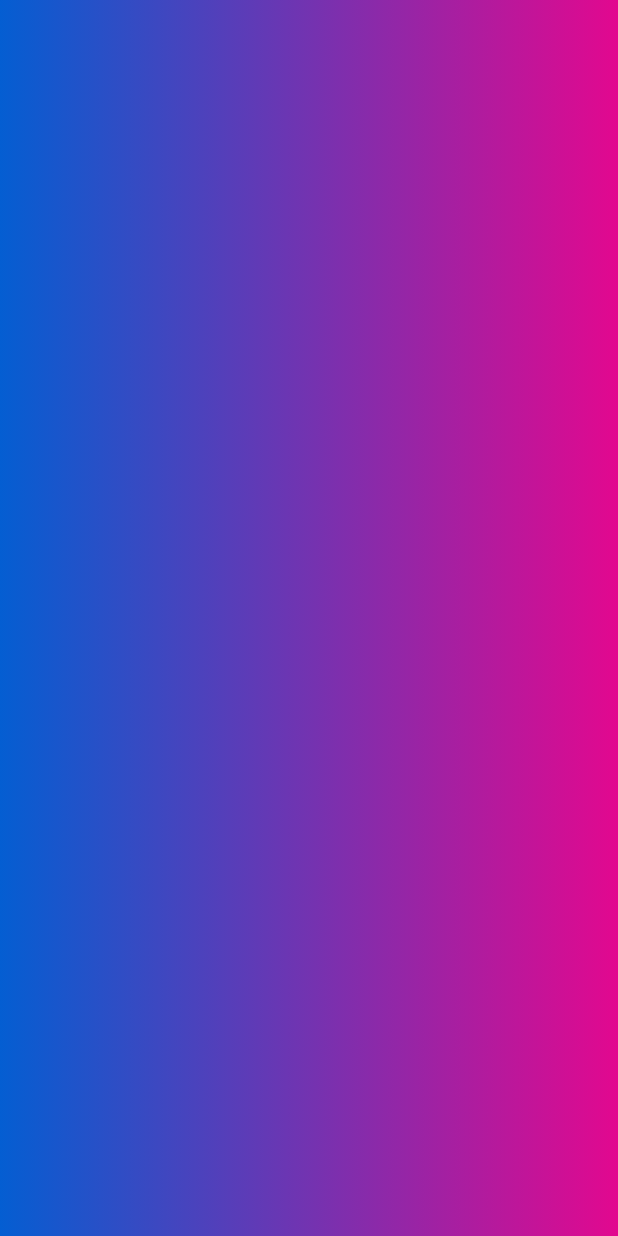
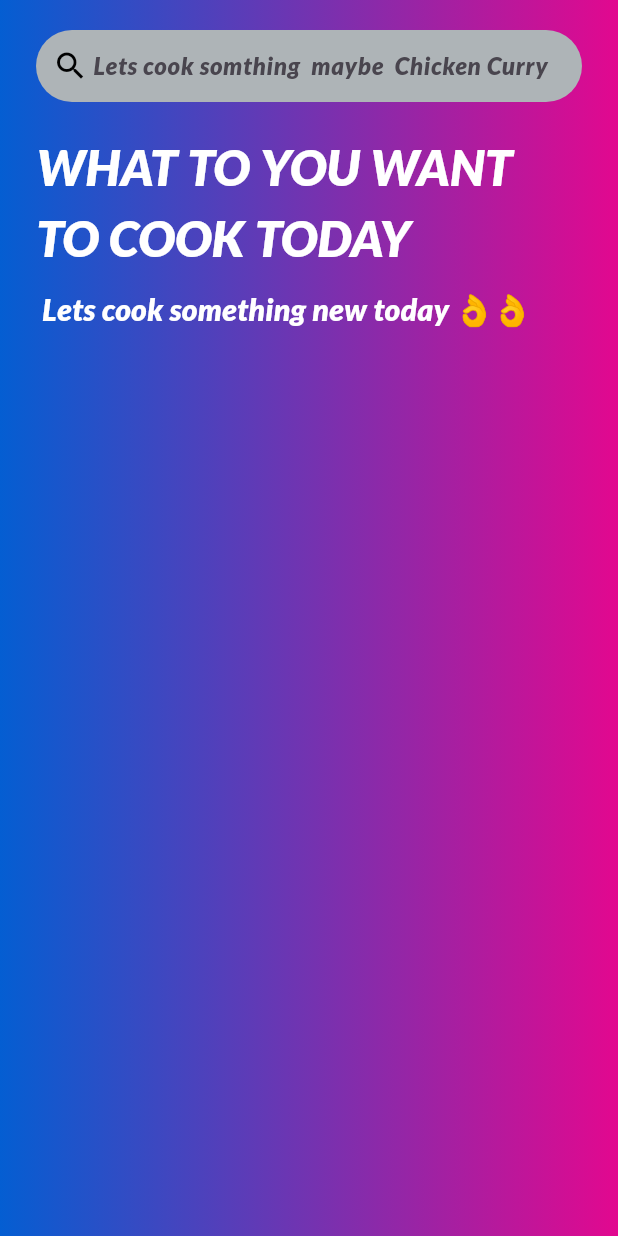
Before and after one commit to pariyarprabin04/recipe_explorer, a Flutter app: the screen it shows after launch, on a phone screen of 412 x 824 dp. Run offline on Flutter 3.47's test engine with Material 3 defaults, Android fonts, the phone set to English and light mode, and no system bars; our stand-ins replace flutter_spinkit.

Commit message:
Update recipe home screen and typography
Co-authored-by: Copilot <223556219+Copilot@users.noreply.github.com>

```diff
--- a/lib/home.dart
+++ b/lib/home.dart
@@ -1,29 +1,109 @@
+import 'dart:math';
 import 'package:flutter/material.dart';
-class Home extends StatelessWidget {
+
+
+
+class Home extends StatefulWidget {
   const Home({super.key});
 
   @override
+  State<Home> createState() => _HomeState();
+}
+class _HomeState extends State<Home>{
+  TextEditingController searchController = new TextEditingController();
+  @override
   Widget build(BuildContext context) {
+    var recipeName = [
+      "Chicken Curry",
+      "dal bhat ",
+      "Indian",
+      " nepali",
+      " allo mutter",
+    ];
+    final _random = Random();
+    var recipe = recipeName[_random.nextInt(recipeName.length)];
     return Scaffold(
-      body:Stack(
-        children:[
+      body: Stack(
+        children: [
           Container(
-            width:MediaQuery.of(context).size.width,//Mediaquiry is used to get the size of the screen
-            height:MediaQuery.of(context).size.height,
-          decoration:BoxDecoration(
-              gradient:LinearGradient(colors:   [
+            width: MediaQuery.of(context)
+                .size
+                .width, //Mediaquiry is used to get the size of the screen
+            height: MediaQuery.of(context).size.height,
+            decoration: BoxDecoration(
+              gradient: LinearGradient(
+                colors: [
                   Color.fromARGB(255, 4, 94, 210),
                   Color.fromARGB(255, 226, 8, 143),
                 ],
               ),
             ),
           ),
-      Column(children: [
+          Column(
+            children: [
+              SafeArea(
+                      child: Container(
+                        //container for search bar
+                        padding: EdgeInsets.symmetric(horizontal: 8),
+                        margin: EdgeInsets.symmetric(horizontal: 24, vertical: 20),
+                        decoration: BoxDecoration(
+                          color: const Color.fromARGB(255, 174, 180, 183),
+                          borderRadius: BorderRadius.circular(24),
+                        ),
+
+                        child: Row(
+                          children: [
+                            GestureDetector(
+                              onTap: () {},
+                              child: Container(
+                                margin: EdgeInsets.fromLTRB(3, 0, 3, 0),
+                                child: Icon(Icons.search, color: Colors.black),
+                              ),
+                            ),
+                            Expanded(
+                              child: TextField(
+                                controller: searchController,
+                                decoration: InputDecoration(
+                                  border: InputBorder.none,
+                                  hintText: "Lets cook somthing  maybe  $recipe",
+                                ),
+                              ),
+                            ),
+                          ],
+                        ),
+                      ),
+                    ),
 
 
               //SearchBar
-      ],)
-      ])
+  Container(
 
+              padding: EdgeInsets.symmetric(horizontal:24),
+
+              child: Column(
+                crossAxisAlignment: CrossAxisAlignment.start,
+                children: [
+                  Text(
+                    "WHAT TO YOU WANT TO COOK TODAY",
+                    style: TextStyle(fontSize: 33, color: Colors.white),
+                  ),
+                  SizedBox(height:10),
+                  Text(" Lets cook something new today 👌👌", style: TextStyle(fontSize: 20,color:Colors.white),),
+                ],
+              ),
+            ),
+
+
+
+
+
+            ],
+
+          )
+
+
+          ], //children
+      ),
     );
-}}
+  }
+}
--- a/lib/main.dart
+++ b/lib/main.dart
@@ -14,6 +14,7 @@ class MyApp extends StatelessWidget {
     return MaterialApp(
       title: 'Flutter Demo',
       theme: ThemeData(
+        fontFamily: "Lato",
         // This is the theme of your application.
         //
         // TRY THIS: Try running your application with "flutter run". You'll see
--- a/pubspec.yaml
+++ b/pubspec.yaml
@@ -74,6 +74,10 @@ flutter:
   # "family" key with the font family name, and a "fonts" key with a
   # list giving the asset and other descriptors for the font. For
   # example:
+  fonts:
+    - family: Lato
+      fonts:
+      - asset: fonts/Lato-BlackItalic.ttf
   # fonts:
   #   - family: Schyler
   #     fonts:
```
Also changed, not shown: fonts/Lato-BlackItalic.ttf (added), lib/loading.dart (line endings or trailing spaces). Lines whose indentation alone changed are shown as unchanged.
